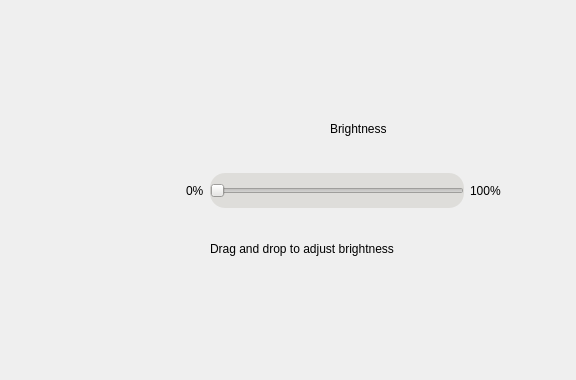
First picture: the form in brightness_form.ui, repository qhaihcblol/Demo, before the edit.
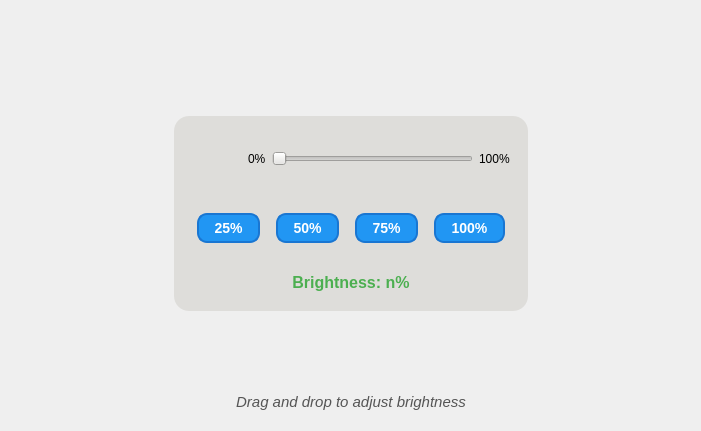
Second picture: the form after the edit. Icons and pictures are not drawn.

Diff of the .ui file:
```diff
--- a/brightness_form.ui
+++ b/brightness_form.ui
@@ -6,22 +6,63 @@
    <rect>
     <x>0</x>
     <y>0</y>
-    <width>576</width>
-    <height>380</height>
+    <width>701</width>
+    <height>431</height>
    </rect>
   </property>
   <property name="windowTitle">
    <string>Form</string>
   </property>
-  <widget class="QWidget" name="layoutWidget">
-   <property name="geometry">
-    <rect>
-     <x>130</x>
-     <y>160</y>
-     <width>371</width>
-     <height>62</height>
-    </rect>
-   </property>
+  <layout class="QHBoxLayout" name="horizontalLayout_6">
+   <item>
+    <widget class="QWidget" name="widget_4" native="true">
+     <layout class="QHBoxLayout" name="horizontalLayout_5">
+      <item>
+       <spacer name="horizontalSpacer_3">
+        <property name="orientation">
+         <enum>Qt::Orientation::Horizontal</enum>
+        </property>
+        <property name="sizeHint" stdset="0">
+         <size>
+          <width>146</width>
+          <height>20</height>
+         </size>
+        </property>
+       </spacer>
+      </item>
+      <item>
+       <layout class="QVBoxLayout" name="verticalLayout_3">
+        <item>
+         <widget class="QWidget" name="widget_3" native="true">
+          <layout class="QVBoxLayout" name="verticalLayout">
+           <property name="spacing">
+            <number>20</number>
+           </property>
+          </layout>
+         </widget>
+        </item>
+        <item>
+         <spacer name="verticalSpacer_2">
+          <property name="orientation">
+           <enum>Qt::Orientation::Vertical</enum>
+          </property>
+          <property name="sizeHint" stdset="0">
+           <size>
+            <width>20</width>
+            <height>40</height>
+           </size>
+          </property>
+         </spacer>
+        </item>
+        <item>
+         <widget class="QWidget" name="widget_5" native="true">
+          <property name="styleSheet">
+           <string notr="true">background-color: rgb(222, 221, 218);
+border-radius:15px;</string>
+          </property>
+          <layout class="QVBoxLayout" name="verticalLayout_4">
+           <item>
+            <widget class="QWidget" name="widget_2" native="true">
    <layout class="QHBoxLayout" name="horizontalLayout">
     <item>
      <widget class="QLabel" name="label">
@@ -50,6 +91,11 @@
     </item>
     <item>
      <widget class="QLabel" name="label_3">
+                <property name="font">
+                 <font>
+                  <bold>false</bold>
+                 </font>
+                </property>
       <property name="text">
        <string>0%</string>
       </property>
@@ -87,32 +133,150 @@
     </item>
    </layout>
   </widget>
+           </item>
+           <item>
+            <widget class="QWidget" name="widget" native="true">
+             <property name="styleSheet">
+              <string notr="true">QPushButton{
+    font-size: 14px;
+    font-weight: bold;
+    color: #FFFFFF; /* Chữ trắng */
+    background-color: #2196F3; /* Màu xanh lam nhạt */
+    border: 2px solid #1976D2; /* Viền xanh đậm */
+    border-radius: 10px;
+    padding: 5px 15px;
+    margin: 5px;
+}
+
+QPushButton:hover {
+    background-color: #1976D2; /* Đổi sang xanh đậm khi hover */
+}</string>
+             </property>
+             <layout class="QHBoxLayout" name="horizontalLayout_2">
+              <item>
+               <widget class="QPushButton" name="_25_Btn">
+                <property name="text">
+                 <string>25%</string>
+                </property>
+               </widget>
+              </item>
+              <item>
+               <widget class="QPushButton" name="_50_Btn">
+                <property name="text">
+                 <string>50%</string>
+                </property>
+               </widget>
+              </item>
+              <item>
+               <widget class="QPushButton" name="_75_Btn">
+                <property name="text">
+                 <string>75%</string>
+                </property>
+               </widget>
+              </item>
+              <item>
+               <widget class="QPushButton" name="_100_Btn">
+                <property name="text">
+                 <string>100%</string>
+                </property>
+               </widget>
+              </item>
+             </layout>
+            </widget>
+           </item>
+           <item>
+            <widget class="QLabel" name="percent">
+             <property name="font">
+              <font>
+               <pointsize>-1</pointsize>
+               <bold>true</bold>
+              </font>
+             </property>
+             <property name="styleSheet">
+              <string notr="true">QLabel{
+    font-size: 16px;
+    font-weight: bold;
+    color: #4CAF50; /* Màu xanh lá nhạt */
+    margin: 10px 0;
+    text-align: center;
+}</string>
+             </property>
+             <property name="text">
+              <string>Brightness: n%</string>
+             </property>
+             <property name="alignment">
+              <set>Qt::AlignmentFlag::AlignCenter</set>
+             </property>
+            </widget>
+           </item>
+          </layout>
+         </widget>
+        </item>
+        <item>
+         <spacer name="verticalSpacer">
+          <property name="orientation">
+           <enum>Qt::Orientation::Vertical</enum>
+          </property>
+          <property name="sizeHint" stdset="0">
+           <size>
+            <width>20</width>
+            <height>40</height>
+           </size>
+          </property>
+         </spacer>
+        </item>
+        <item>
+         <layout class="QVBoxLayout" name="verticalLayout_2">
+          <property name="spacing">
+           <number>15</number>
+          </property>
+          <item>
+           <layout class="QHBoxLayout" name="horizontalLayout_3"/>
+          </item>
+          <item>
+           <layout class="QHBoxLayout" name="horizontalLayout_4">
+            <item>
   <widget class="QLabel" name="label_2">
-   <property name="geometry">
-    <rect>
-     <x>210</x>
-     <y>240</y>
-     <width>241</width>
-     <height>18</height>
-    </rect>
+              <property name="styleSheet">
+               <string notr="true">QLabel{
+    font-size: 15px;
+    font-style: italic;
+    color: #555555; /* Màu xám đậm */
+    margin-top: 5px;
+    text-align: center;
+}</string>
    </property>
    <property name="text">
     <string>Drag and drop to adjust brightness</string>
    </property>
-  </widget>
-  <widget class="QLabel" name="label_5">
-   <property name="geometry">
-    <rect>
-     <x>330</x>
-     <y>120</y>
-     <width>121</width>
-     <height>18</height>
-    </rect>
-   </property>
-   <property name="text">
-    <string>Brightness</string>
-   </property>
-  </widget>
+              <property name="alignment">
+               <set>Qt::AlignmentFlag::AlignCenter</set>
+              </property>
+             </widget>
+            </item>
+           </layout>
+          </item>
+         </layout>
+        </item>
+       </layout>
+      </item>
+      <item>
+       <spacer name="horizontalSpacer_4">
+        <property name="orientation">
+         <enum>Qt::Orientation::Horizontal</enum>
+        </property>
+        <property name="sizeHint" stdset="0">
+         <size>
+          <width>145</width>
+          <height>20</height>
+         </size>
+        </property>
+       </spacer>
+      </item>
+     </layout>
+    </widget>
+   </item>
+  </layout>
  </widget>
  <resources>
   <include location="res.qrc"/>
```
Lines whose indentation alone changed are shown as unchanged.
